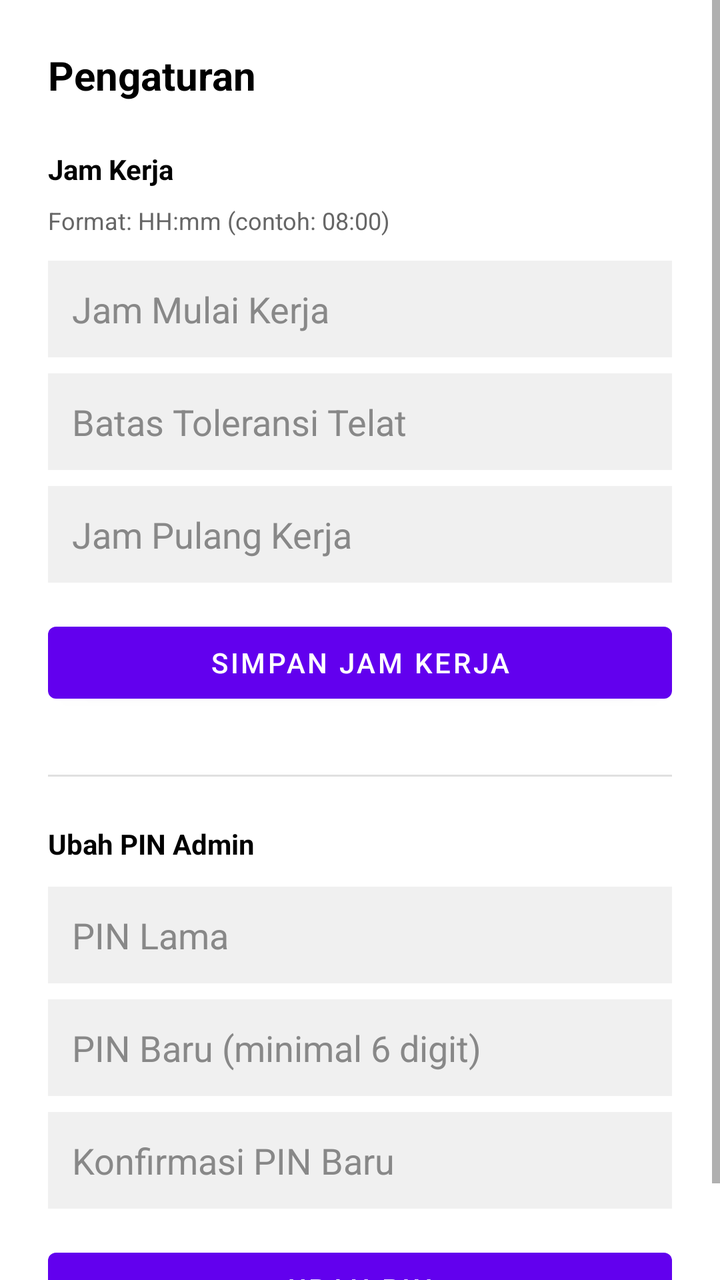
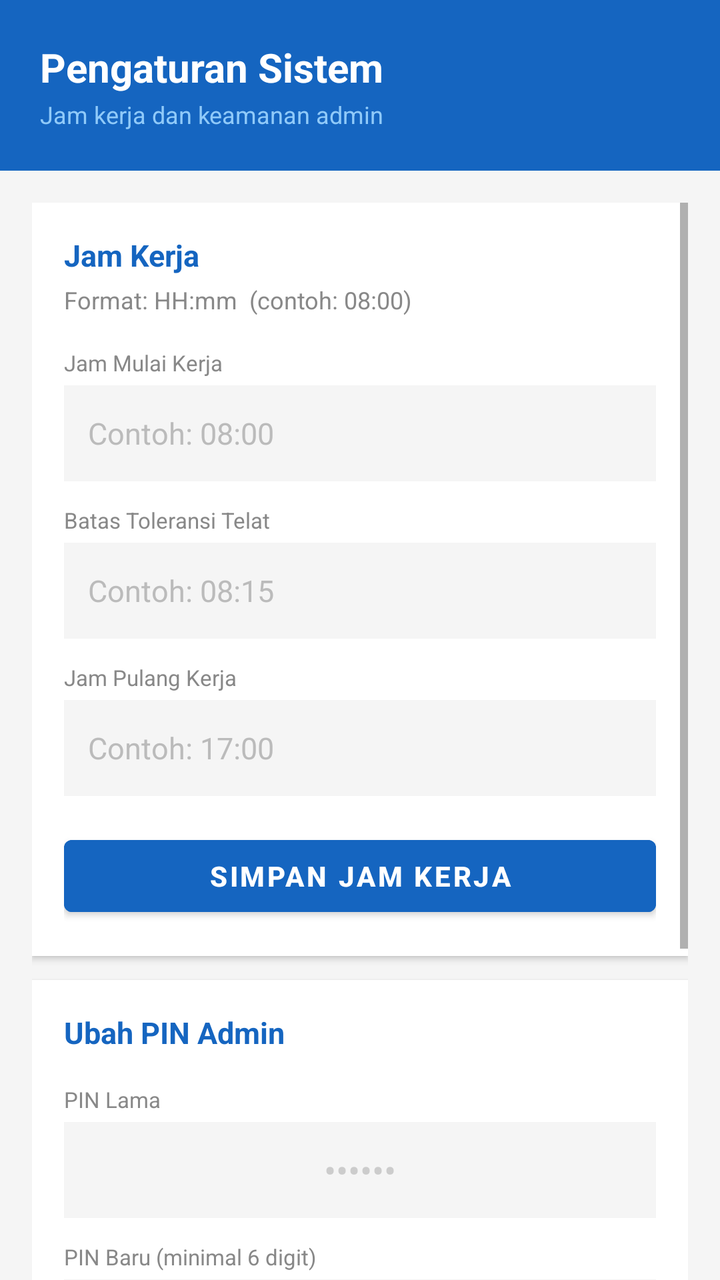

Before-and-after screenshots of an Android layout around one commit, followed by the original layout XML and the change that was made.
<!-- AndroidManifest.xml: application theme Theme.TerminalAbsensi -->
<!-- res/layout/activity_pengaturan.xml -->
<?xml version="1.0" encoding="utf-8"?>
<ScrollView xmlns:android="http://schemas.android.com/apk/res/android"
    android:layout_width="match_parent"
    android:layout_height="match_parent"
    android:background="@android:color/white">

    <LinearLayout
        android:layout_width="match_parent"
        android:layout_height="wrap_content"
        android:orientation="vertical"
        android:padding="24dp">

        <TextView
            android:layout_width="match_parent"
            android:layout_height="wrap_content"
            android:text="Pengaturan"
            android:textSize="20sp"
            android:textStyle="bold"
            android:textColor="@android:color/black"
            android:layout_marginBottom="24dp" />

        <TextView
            android:layout_width="match_parent"
            android:layout_height="wrap_content"
            android:text="Jam Kerja"
            android:textStyle="bold"
            android:textColor="@android:color/black"
            android:layout_marginBottom="8dp" />

        <TextView
            android:layout_width="match_parent"
            android:layout_height="wrap_content"
            android:text="Format: HH:mm (contoh: 08:00)"
            android:textColor="#666666"
            android:textSize="12sp"
            android:layout_marginBottom="12dp" />

        <EditText
            android:id="@+id/etJamMulai"
            android:layout_width="match_parent"
            android:layout_height="wrap_content"
            android:hint="Jam Mulai Kerja"
            android:textColor="@android:color/black"
            android:textColorHint="#888888"
            android:background="#F0F0F0"
            android:padding="12dp"
            android:inputType="datetime"
            android:layout_marginBottom="8dp" />

        <EditText
            android:id="@+id/etBatasTelat"
            android:layout_width="match_parent"
            android:layout_height="wrap_content"
            android:hint="Batas Toleransi Telat"
            android:textColor="@android:color/black"
            android:textColorHint="#888888"
            android:background="#F0F0F0"
            android:padding="12dp"
            android:inputType="datetime"
            android:layout_marginBottom="8dp" />

        <EditText
            android:id="@+id/etJamPulang"
            android:layout_width="match_parent"
            android:layout_height="wrap_content"
            android:hint="Jam Pulang Kerja"
            android:textColor="@android:color/black"
            android:textColorHint="#888888"
            android:background="#F0F0F0"
            android:padding="12dp"
            android:inputType="datetime"
            android:layout_marginBottom="16dp" />

        <Button
            android:id="@+id/btnSimpanJamKerja"
            android:layout_width="match_parent"
            android:layout_height="wrap_content"
            android:text="Simpan Jam Kerja"
            android:layout_marginBottom="32dp" />

        <View
            android:layout_width="match_parent"
            android:layout_height="1dp"
            android:background="#E0E0E0"
            android:layout_marginBottom="24dp" />

        <TextView
            android:layout_width="match_parent"
            android:layout_height="wrap_content"
            android:text="Ubah PIN Admin"
            android:textStyle="bold"
            android:textColor="@android:color/black"
            android:layout_marginBottom="12dp" />

        <EditText
            android:id="@+id/etPinLama"
            android:layout_width="match_parent"
            android:layout_height="wrap_content"
            android:hint="PIN Lama"
            android:inputType="numberPassword"
            android:textColor="@android:color/black"
            android:textColorHint="#888888"
            android:background="#F0F0F0"
            android:padding="12dp"
            android:layout_marginBottom="8dp" />

        <EditText
            android:id="@+id/etPinBaru"
            android:layout_width="match_parent"
            android:layout_height="wrap_content"
            android:hint="PIN Baru (minimal 6 digit)"
            android:inputType="numberPassword"
            android:textColor="@android:color/black"
            android:textColorHint="#888888"
            android:background="#F0F0F0"
            android:padding="12dp"
            android:layout_marginBottom="8dp" />

        <EditText
            android:id="@+id/etKonfirmasiPinBaru"
            android:layout_width="match_parent"
            android:layout_height="wrap_content"
            android:hint="Konfirmasi PIN Baru"
            android:inputType="numberPassword"
            android:textColor="@android:color/black"
            android:textColorHint="#888888"
            android:background="#F0F0F0"
            android:padding="12dp"
            android:layout_marginBottom="16dp" />

        <Button
            android:id="@+id/btnUbahPin"
            android:layout_width="match_parent"
            android:layout_height="wrap_content"
            android:text="Ubah PIN" />

    </LinearLayout>
</ScrollView>
<!-- resources referenced by this layout -->
<resources>
  <style name="Theme.TerminalAbsensi" parent="Theme.MaterialComponents.DayNight.DarkActionBar">
          
          <item name="colorPrimary">@color/purple_500</item>
          <item name="colorPrimaryVariant">@color/purple_700</item>
          <item name="colorOnPrimary">@color/white</item>
          
          <item name="colorSecondary">@color/teal_200</item>
          <item name="colorSecondaryVariant">@color/teal_700</item>
          <item name="colorOnSecondary">@color/black</item>
          
          <item name="android:statusBarColor">?attr/colorPrimaryVariant</item>
          
      </style>
  <color name="purple_500">#FF6200EE</color>
  <color name="purple_700">#FF3700B3</color>
  <color name="white">#FFFFFFFF</color>
  <color name="teal_200">#FF03DAC5</color>
  <color name="teal_700">#FF018786</color>
  <color name="black">#FF000000</color>
</resources>

<!-- the commit's change to res/layout/activity_pengaturan.xml (unified diff, before → after) -->
@@ -1,138 +1,260 @@
 <?xml version="1.0" encoding="utf-8"?>
-<ScrollView xmlns:android="http://schemas.android.com/apk/res/android"
+<LinearLayout xmlns:android="http://schemas.android.com/apk/res/android"
     android:layout_width="match_parent"
     android:layout_height="match_parent"
-    android:background="@android:color/white">
-
+    android:orientation="vertical"
+    android:background="#F5F5F5">
+
+    
     <LinearLayout
         android:layout_width="match_parent"
         android:layout_height="wrap_content"
         android:orientation="vertical"
-        android:padding="24dp">
+        android:background="#1565C0"
+        android:paddingHorizontal="20dp"
+        android:paddingTop="20dp"
+        android:paddingBottom="20dp">
 
         <TextView
+            android:layout_width="wrap_content"
+            android:layout_height="wrap_content"
+            android:text="Pengaturan Sistem"
+            android:textSize="20sp"
+            android:textStyle="bold"
+            android:textColor="#FFFFFF" />
+
+        <TextView
+            android:layout_width="wrap_content"
+            android:layout_height="wrap_content"
+            android:text="Jam kerja dan keamanan admin"
+            android:textSize="12sp"
+            android:textColor="#90CAF9"
+            android:layout_marginTop="2dp" />
+
+    </LinearLayout>
+
+    <ScrollView
+        android:layout_width="match_parent"
+        android:layout_height="match_parent"
+        android:padding="16dp"
+        android:clipToPadding="false">
+
+        <LinearLayout
             android:layout_width="match_parent"
             android:layout_height="wrap_content"
-            android:text="Pengaturan"
-            android:textSize="20sp"
-            android:textStyle="bold"
-            android:textColor="@android:color/black"
-            android:layout_marginBottom="24dp" />
-
-        <TextView
-            android:layout_width="match_parent"
-            android:layout_height="wrap_content"
-            android:text="Jam Kerja"
-            android:textStyle="bold"
-            android:textColor="@android:color/black"
-            android:layout_marginBottom="8dp" />
-
-        <TextView
-            android:layout_width="match_parent"
-            android:layout_height="wrap_content"
-            android:text="Format: HH:mm (contoh: 08:00)"
-            android:textColor="#666666"
-            android:textSize="12sp"
-            android:layout_marginBottom="12dp" />
-
-        <EditText
-            android:id="@+id/etJamMulai"
-            android:layout_width="match_parent"
-            android:layout_height="wrap_content"
-            android:hint="Jam Mulai Kerja"
-            android:textColor="@android:color/black"
-            android:textColorHint="#888888"
-            android:background="#F0F0F0"
-            android:padding="12dp"
-            android:inputType="datetime"
-            android:layout_marginBottom="8dp" />
-
-        <EditText
-            android:id="@+id/etBatasTelat"
-            android:layout_width="match_parent"
-            android:layout_height="wrap_content"
-            android:hint="Batas Toleransi Telat"
-            android:textColor="@android:color/black"
-            android:textColorHint="#888888"
-            android:background="#F0F0F0"
-            android:padding="12dp"
-            android:inputType="datetime"
-            android:layout_marginBottom="8dp" />
-
-        <EditText
-            android:id="@+id/etJamPulang"
-            android:layout_width="match_parent"
-            android:layout_height="wrap_content"
-            android:hint="Jam Pulang Kerja"
-            android:textColor="@android:color/black"
-            android:textColorHint="#888888"
-            android:background="#F0F0F0"
-            android:padding="12dp"
-            android:inputType="datetime"
-            android:layout_marginBottom="16dp" />
-
-        <Button
-            android:id="@+id/btnSimpanJamKerja"
-            android:layout_width="match_parent"
-            android:layout_height="wrap_content"
-            android:text="Simpan Jam Kerja"
-            android:layout_marginBottom="32dp" />
-
-        <View
-            android:layout_width="match_parent"
-            android:layout_height="1dp"
-            android:background="#E0E0E0"
-            android:layout_marginBottom="24dp" />
-
-        <TextView
-            android:layout_width="match_parent"
-            android:layout_height="wrap_content"
-            android:text="Ubah PIN Admin"
-            android:textStyle="bold"
-            android:textColor="@android:color/black"
-            android:layout_marginBottom="12dp" />
-
-        <EditText
-            android:id="@+id/etPinLama"
-            android:layout_width="match_parent"
-            android:layout_height="wrap_content"
-            android:hint="PIN Lama"
-            android:inputType="numberPassword"
-            android:textColor="@android:color/black"
-            android:textColorHint="#888888"
-            android:background="#F0F0F0"
-            android:padding="12dp"
-            android:layout_marginBottom="8dp" />
-
-        <EditText
-            android:id="@+id/etPinBaru"
-            android:layout_width="match_parent"
-            android:layout_height="wrap_content"
-            android:hint="PIN Baru (minimal 6 digit)"
-            android:inputType="numberPassword"
-            android:textColor="@android:color/black"
-            android:textColorHint="#888888"
-            android:background="#F0F0F0"
-            android:padding="12dp"
-            android:layout_marginBottom="8dp" />
-
-        <EditText
-            android:id="@+id/etKonfirmasiPinBaru"
-            android:layout_width="match_parent"
-            android:layout_height="wrap_content"
-            android:hint="Konfirmasi PIN Baru"
-            android:inputType="numberPassword"
-            android:textColor="@android:color/black"
-            android:textColorHint="#888888"
-            android:background="#F0F0F0"
-            android:padding="12dp"
-            android:layout_marginBottom="16dp" />
-
-        <Button
-            android:id="@+id/btnUbahPin"
-            android:layout_width="match_parent"
-            android:layout_height="wrap_content"
-            android:text="Ubah PIN" />
-
-    </LinearLayout>
-</ScrollView>
+            android:orientation="vertical">
+
+            
+            <LinearLayout
+                android:layout_width="match_parent"
+                android:layout_height="wrap_content"
+                android:orientation="vertical"
+                android:background="#FFFFFF"
+                android:padding="16dp"
+                android:elevation="2dp"
+                android:layout_marginBottom="12dp">
+
+                
+                <LinearLayout
+                    android:layout_width="match_parent"
+                    android:layout_height="wrap_content"
+                    android:orientation="horizontal"
+                    android:gravity="center_vertical"
+                    android:layout_marginBottom="4dp">
+
+                    <TextView
+                        android:layout_width="0dp"
+                        android:layout_height="wrap_content"
+                        android:layout_weight="1"
+                        android:text="Jam Kerja"
+                        android:textSize="15sp"
+                        android:textStyle="bold"
+                        android:textColor="#1565C0" />
+
+                </LinearLayout>
+
+                <TextView
+                    android:layout_width="match_parent"
+                    android:layout_height="wrap_content"
+                    android:text="Format: HH:mm  (contoh: 08:00)"
+                    android:textColor="#888888"
+                    android:textSize="12sp"
+                    android:layout_marginBottom="16dp" />
+
+                
+                <TextView
+                    android:layout_width="wrap_content"
+                    android:layout_height="wrap_content"
+                    android:text="Jam Mulai Kerja"
+                    android:textSize="11sp"
+                    android:textColor="#888888"
+                    android:layout_marginBottom="4dp" />
+
+                <EditText
+                    android:id="@+id/etJamMulai"
+                    android:layout_width="match_parent"
+                    android:layout_height="48dp"
+                    android:hint="Contoh: 08:00"
+                    android:textColor="#1A1A1A"
+                    android:textColorHint="#BBBBBB"
+                    android:textSize="15sp"
+                    android:background="#F5F5F5"
+                    android:paddingHorizontal="12dp"
+                    android:inputType="datetime"
+                    android:layout_marginBottom="12dp" />
+
+                
+                <TextView
+                    android:layout_width="wrap_content"
+                    android:layout_height="wrap_content"
+                    android:text="Batas Toleransi Telat"
+                    android:textSize="11sp"
+                    android:textColor="#888888"
+                    android:layout_marginBottom="4dp" />
+
+                <EditText
+                    android:id="@+id/etBatasTelat"
+                    android:layout_width="match_parent"
+                    android:layout_height="48dp"
+                    android:hint="Contoh: 08:15"
+                    android:textColor="#1A1A1A"
+                    android:textColorHint="#BBBBBB"
+                    android:textSize="15sp"
+                    android:background="#F5F5F5"
+                    android:paddingHorizontal="12dp"
+                    android:inputType="datetime"
+                    android:layout_marginBottom="12dp" />
+
+                
+                <TextView
+                    android:layout_width="wrap_content"
+                    android:layout_height="wrap_content"
+                    android:text="Jam Pulang Kerja"
+                    android:textSize="11sp"
+                    android:textColor="#888888"
+                    android:layout_marginBottom="4dp" />
+
+                <EditText
+                    android:id="@+id/etJamPulang"
+                    android:layout_width="match_parent"
+                    android:layout_height="48dp"
+                    android:hint="Contoh: 17:00"
+                    android:textColor="#1A1A1A"
+                    android:textColorHint="#BBBBBB"
+                    android:textSize="15sp"
+                    android:background="#F5F5F5"
+                    android:paddingHorizontal="12dp"
+                    android:inputType="datetime"
+                    android:layout_marginBottom="16dp" />
+
+                <Button
+                    android:id="@+id/btnSimpanJamKerja"
+                    android:layout_width="match_parent"
+                    android:layout_height="48dp"
+                    android:text="Simpan Jam Kerja"
+                    android:textSize="14sp"
+                    android:textStyle="bold"
+                    android:backgroundTint="#1565C0" />
+
+            </LinearLayout>
+
+            
+            <LinearLayout
+                android:layout_width="match_parent"
+                android:layout_height="wrap_content"
+                android:orientation="vertical"
+                android:background="#FFFFFF"
+                android:padding="16dp"
+                android:elevation="2dp"
+                android:layout_marginBottom="16dp">
+
+                <TextView
+                    android:layout_width="wrap_content"
+                    android:layout_height="wrap_content"
+                    android:text="Ubah PIN Admin"
+                    android:textSize="15sp"
+                    android:textStyle="bold"
+                    android:textColor="#1565C0"
+                    android:layout_marginBottom="16dp" />
+
+                
+                <TextView
+                    android:layout_width="wrap_content"
+                    android:layout_height="wrap_content"
+                    android:text="PIN Lama"
+                    android:textSize="11sp"
+                    android:textColor="#888888"
+                    android:layout_marginBottom="4dp" />
+
+                <EditText
+                    android:id="@+id/etPinLama"
+                    android:layout_width="match_parent"
+                    android:layout_height="48dp"
+                    android:hint="••••••"
+                    android:textColorHint="#CCCCCC"
+                    android:textSize="18sp"
+                    android:gravity="center"
+                    android:inputType="numberPassword"
+                    android:background="#F5F5F5"
+                    android:paddingHorizontal="12dp"
+                    android:layout_marginBottom="12dp" />
+
+                
+                <TextView
+                    android:layout_width="wrap_content"
+                    android:layout_height="wrap_content"
+                    android:text="PIN Baru (minimal 6 digit)"
+                    android:textSize="11sp"
+                    android:textColor="#888888"
+                    android:layout_marginBottom="4dp" />
+
+                <EditText
+                    android:id="@+id/etPinBaru"
+                    android:layout_width="match_parent"
+                    android:layout_height="48dp"
+                    android:hint="••••••"
+                    android:textColorHint="#CCCCCC"
+                    android:textSize="18sp"
+                    android:gravity="center"
+                    android:inputType="numberPassword"
+                    android:background="#F5F5F5"
+                    android:paddingHorizontal="12dp"
+                    android:layout_marginBottom="12dp" />
+
+                
+                <TextView
+                    android:layout_width="wrap_content"
+                    android:layout_height="wrap_content"
+                    android:text="Konfirmasi PIN Baru"
+                    android:textSize="11sp"
+                    android:textColor="#888888"
+                    android:layout_marginBottom="4dp" />
+
+                <EditText
+                    android:id="@+id/etKonfirmasiPinBaru"
+                    android:layout_width="match_parent"
+                    android:layout_height="48dp"
+                    android:hint="••••••"
+                    android:textColorHint="#CCCCCC"
+                    android:textSize="18sp"
+                    android:gravity="center"
+                    android:inputType="numberPassword"
+                    android:background="#F5F5F5"
+                    android:paddingHorizontal="12dp"
+                    android:layout_marginBottom="16dp" />
+
+                <Button
+                    android:id="@+id/btnUbahPin"
+                    android:layout_width="match_parent"
+                    android:layout_height="48dp"
+                    android:text="Ubah PIN"
+                    android:textSize="14sp"
+                    android:textStyle="bold"
+                    android:backgroundTint="#E65100" />
+
+            </LinearLayout>
+
+        </LinearLayout>
+    </ScrollView>
+
+</LinearLayout>
